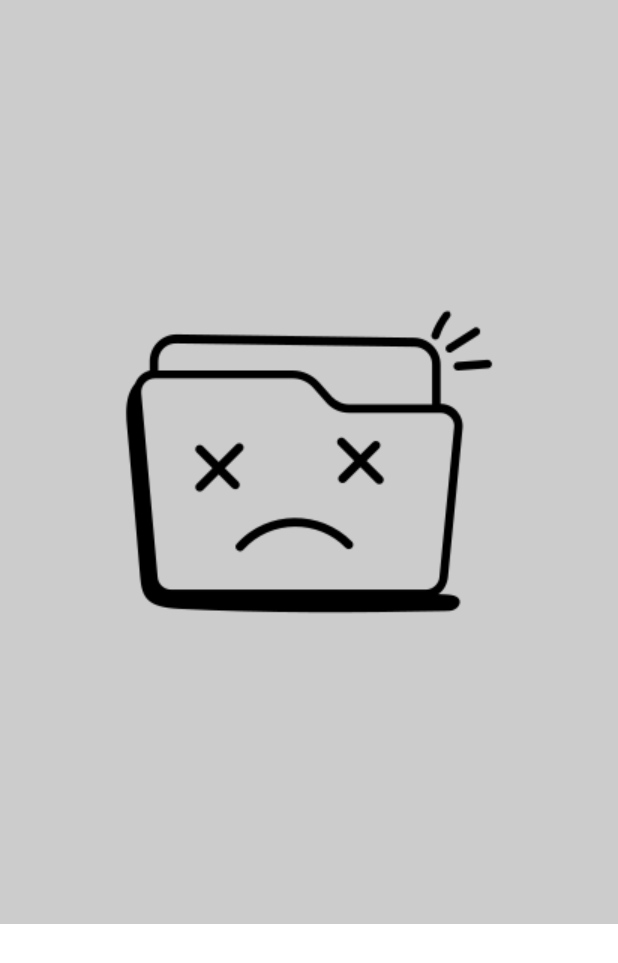
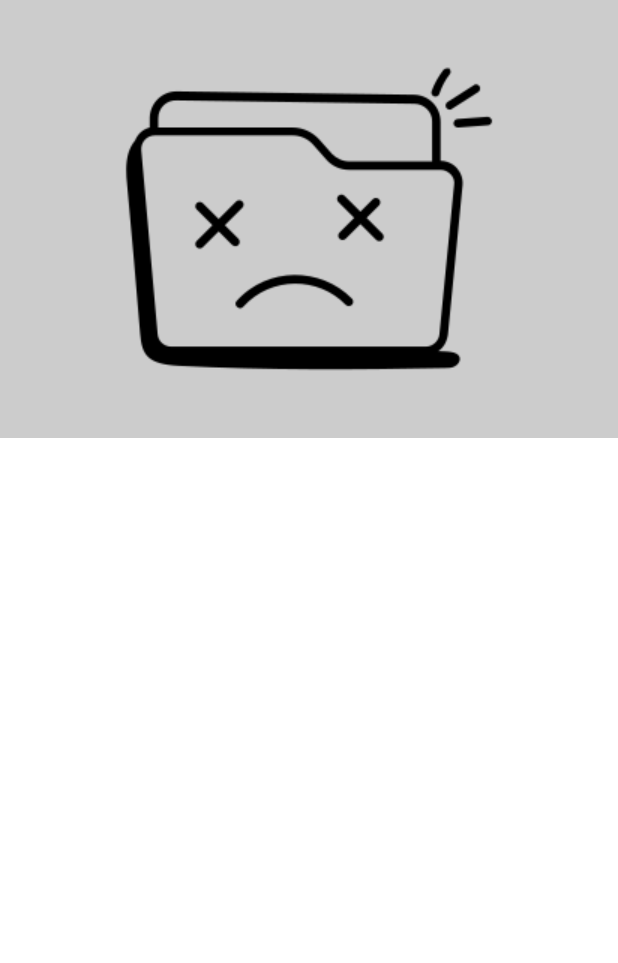
Before and after one commit to Ahmadou0306/MyApplication, an Android app built with Jetpack Compose: the composable ListMembersProject called with empty values, on a phone screen of 412 x 824 dp. Shown: the top 963 px of the screen. Run offline under Robolectric (Android 15) with nearby library versions, the phone set to English and light mode, and no system bars.

Commit message:
error message

```diff
--- a/app/src/main/java/com/example/myapplication/projetmobile/ui/componant/EmptyListComponant.kt
+++ b/app/src/main/java/com/example/myapplication/projetmobile/ui/componant/EmptyListComponant.kt
@@ -59,3 +59,16 @@ fun EmptyContentListProject() {
         )
     }
 }
+@Composable
+fun EmptyContentList() {
+    Row( verticalAlignment = Alignment.CenterVertically) {
+        Spacer(modifier = Modifier.height(50.dp))
+        Image(
+            painter = painterResource(R.drawable.emptyfolder),
+            contentDescription = "Empty content image",
+            modifier = Modifier
+                .fillMaxWidth()
+                .padding(10.dp)
+        )
+    }
+}
--- a/app/src/main/java/com/example/myapplication/projetmobile/ui/detailsProject/composable/ListMemberComponant.kt
+++ b/app/src/main/java/com/example/myapplication/projetmobile/ui/detailsProject/composable/ListMemberComponant.kt
@@ -36,10 +36,9 @@ import androidx.compose.ui.unit.dp
 import androidx.compose.ui.unit.sp
 import androidx.compose.ui.window.Dialog
 import androidx.lifecycle.viewmodel.compose.viewModel
-import com.example.myapplication.projetmobile.ui.componant.EmptyContentListProject
+import com.example.myapplication.projetmobile.ui.componant.EmptyContentList
 import com.example.myapplication.projetmobile.ui.detailsProject.colorPersonnel
 import com.example.myapplication.projetmobile.viewsmodels.MemberViewModel
-import com.example.myapplication.projetmobile.viewsmodels.SubProjectViewModel
 
 
 @Composable
@@ -147,7 +146,7 @@ fun ListMembersProject(members: List<Member>,idProject: Int) {
             }
         }else{
             item {
-                EmptyContentListProject()
+                EmptyContentList()
             }
         }
 
--- a/app/src/main/java/com/example/myapplication/projetmobile/ui/detailsProject/composable/SubProjectModalComponant.kt
+++ b/app/src/main/java/com/example/myapplication/projetmobile/ui/detailsProject/composable/SubProjectModalComponant.kt
@@ -19,11 +19,9 @@ import androidx.compose.ui.unit.*
 import androidx.compose.ui.window.Dialog
 import androidx.lifecycle.viewmodel.compose.viewModel
 import com.example.myapplication.projetmobile.dataSource.models.SousProject
-import com.example.myapplication.projetmobile.ui.componant.EmptyContentListProject
+import com.example.myapplication.projetmobile.ui.componant.EmptyContentList
 import com.example.myapplication.projetmobile.ui.detailsProject.colorPersonnel
-import com.example.myapplication.projetmobile.viewsmodels.MemberViewModel
 import com.example.myapplication.projetmobile.viewsmodels.SubProjectViewModel
-import com.example.myapplication.projetmobile.viewsmodels.TaskViewModel
 
 @Composable
 fun ShowSubProjects(idProject: Int) {
@@ -38,7 +36,7 @@ fun ShowSubProjects(idProject: Int) {
             }
         }else{
           item {
-              EmptyContentListProject()
+              EmptyContentList()
           }
         }
         }
--- a/app/src/main/java/com/example/myapplication/projetmobile/ui/detailsProject/composable/TaskModalComponant.kt
+++ b/app/src/main/java/com/example/myapplication/projetmobile/ui/detailsProject/composable/TaskModalComponant.kt
@@ -36,7 +36,7 @@ import androidx.compose.ui.unit.dp
 import com.example.myapplication.R
 import com.example.myapplication.projetmobile.dataSource.models.Member
 import com.example.myapplication.projetmobile.dataSource.models.TaskToMember
-import com.example.myapplication.projetmobile.ui.componant.EmptyContentListProject
+import com.example.myapplication.projetmobile.ui.componant.EmptyContentList
 import com.example.myapplication.projetmobile.viewsmodels.TaskToMemberViewModel
 
 
@@ -54,7 +54,7 @@ fun ListTasks(idProject: Int) {
         }
         }else{
             item {
-                EmptyContentListProject()
+                EmptyContentList()
             }
         }
     }
```
